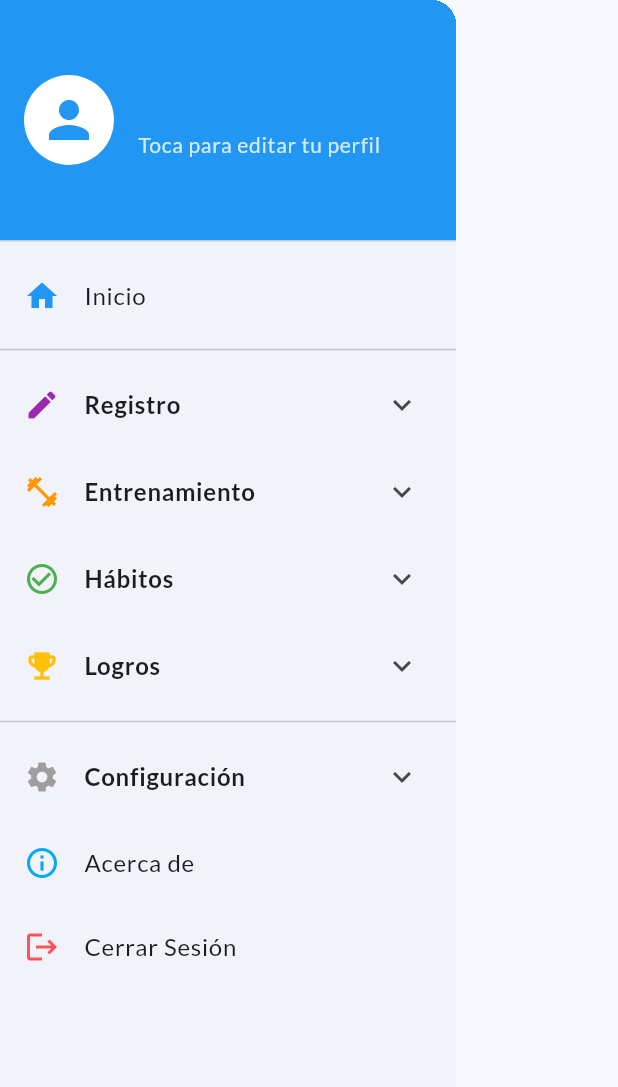
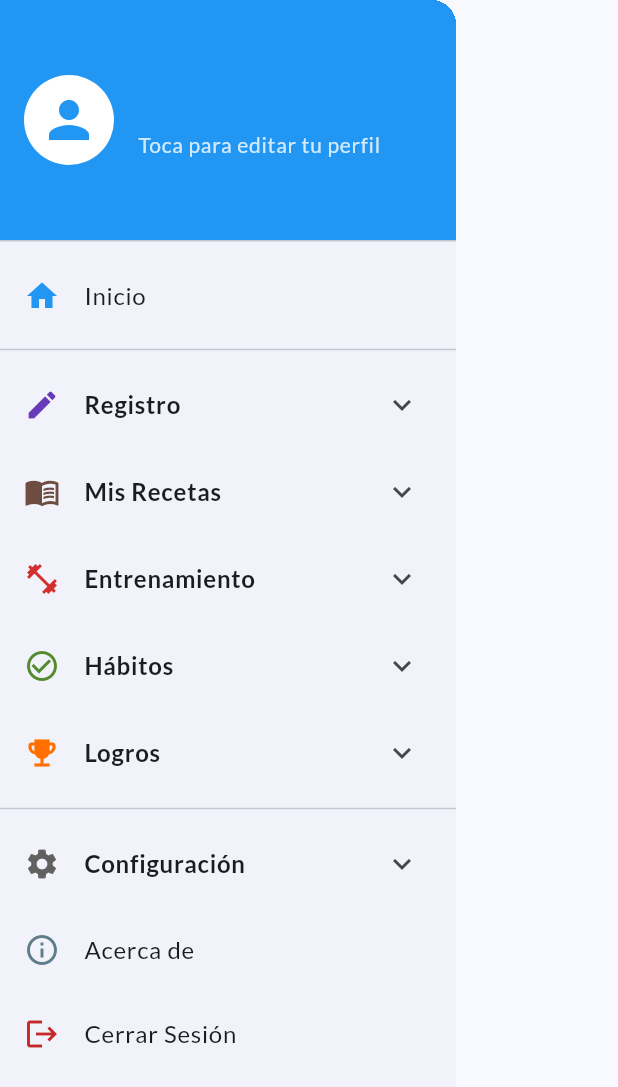
Before and after one commit to dchrb28-netizen/msa_nuevo, a Flutter app: the DrawerMenu widget shown alone on an empty page, opened directly, on a phone screen of 412 x 824 dp. Shown: the top 1087 px of the screen. Run offline on Flutter 3.47's test engine with Material 3 defaults, Android fonts, the phone set to English and light mode, and no system bars; our stand-ins replace flutter_colorpicker, google_fonts, hive, hive_flutter, percent_indicator, rive and 2 more; accounts and stored records are empty.

Commit message:
Respaldo inicial del proyecto

```diff
--- a/lib/widgets/drawer_menu.dart
+++ b/lib/widgets/drawer_menu.dart
@@ -1,3 +1,4 @@
+
 import 'package:flutter/material.dart';
 import 'package:google_fonts/google_fonts.dart';
 import 'package:myapp/providers/theme_provider.dart';
@@ -9,6 +10,8 @@ import 'package:myapp/screens/habits/reminders_screen.dart';
 import 'package:myapp/screens/logs_screen.dart';
 import 'package:myapp/screens/main_screen.dart';
 import 'package:myapp/screens/profile_screen.dart';
+import 'package:myapp/screens/recipes/add_recipe_screen.dart';
+import 'package:myapp/screens/recipes/recipes_screen.dart';
 import 'package:myapp/screens/settings/about_screen.dart';
 import 'package:myapp/screens/settings/caloric_goals_screen.dart';
 import 'package:myapp/screens/settings/theme_settings_screen.dart';
@@ -101,53 +104,63 @@ class DrawerMenu extends StatelessWidget {
           _buildExpansionTile(context,
             title: 'Registro',
             icon: Icons.edit,
-            iconColor: Colors.purple,
+            iconColor: Colors.deepPurple,
             children: [
-              buildListTile(context, icon: Icons.water_drop, iconColor: Colors.blue.shade300, title: 'Ingesta de Agua', destination: const LogsScreen(initialTabIndex: 0)),
-              buildListTile(context, icon: Icons.fastfood, iconColor: Colors.orange.shade300, title: 'Comidas', destination: const LogsScreen(initialTabIndex: 1)),
-              buildListTile(context, icon: Icons.straighten, iconColor: Colors.green.shade300, title: 'Medidas', destination: const LogsScreen(initialTabIndex: 2)),
+              buildListTile(context, icon: Icons.water_drop, iconColor: Colors.blue, title: 'Ingesta de Agua', destination: const LogsScreen(initialTabIndex: 0)),
+              buildListTile(context, icon: Icons.fastfood, iconColor: Colors.yellow[700]!, title: 'Comidas', destination: const LogsScreen(initialTabIndex: 1)),
+              buildListTile(context, icon: Icons.straighten, iconColor: Colors.teal, title: 'Medidas', destination: const LogsScreen(initialTabIndex: 2)),
+            ]
+          ),
+           _buildExpansionTile(context,
+            title: 'Mis Recetas',
+            icon: Icons.menu_book,
+            iconColor: Colors.brown[600]!,
+            children: [
+              buildListTile(context, icon: Icons.receipt_long, iconColor: Colors.orange[800]!, title: 'Recetas', destination: const RecipesScreen(initialTabIndex: 0)),
+              buildListTile(context, icon: Icons.favorite, iconColor: Colors.red[400]!, title: 'Recetas Favoritas', destination: const RecipesScreen(initialTabIndex: 1)),
+              buildListTile(context, icon: Icons.add_circle, iconColor: Colors.green[600]!, title: 'Añadir Receta', destination: const AddRecipeScreen()),
             ]
           ),
           _buildExpansionTile(context,
             title: 'Entrenamiento',
             icon: Icons.fitness_center,
-            iconColor: Colors.orange,
+            iconColor: Colors.red[700]!,
             children: [
-              buildListTile(context, icon: Icons.directions_run, iconColor: Colors.orange.shade300, title: 'Ejercicios', destination: const ExercisesScreen()),
-              buildListTile(context, icon: Icons.library_books, iconColor: Colors.orange.shade300, title: 'Biblioteca de Ejercicios', destination: const ExerciseLibraryScreen()),
+              buildListTile(context, icon: Icons.directions_run, iconColor: Colors.cyan[600]!, title: 'Ejercicios', destination: const ExercisesScreen()),
+              buildListTile(context, icon: Icons.library_books, iconColor: Colors.indigo[400]!, title: 'Biblioteca de Ejercicios', destination: const ExerciseLibraryScreen()),
             ]
           ),
           _buildExpansionTile(context,
             title: 'Hábitos',
             icon: Icons.check_circle_outline,
-            iconColor: Colors.green,
+            iconColor: Colors.lightGreen[800]!,
             children: [
-              buildListTile(context, icon: Icons.notifications, iconColor: Colors.green.shade300, title: 'Recordatorios', destination: const RemindersScreen()),
-              buildListTile(context, icon: Icons.hourglass_empty, iconColor: Colors.green.shade300, title: 'Ayuno Intermitente', destination: const IntermittentFastingScreen()),
+              buildListTile(context, icon: Icons.notifications, iconColor: Colors.amber[600]!, title: 'Recordatorios', destination: const RemindersScreen()),
+              buildListTile(context, icon: Icons.hourglass_empty, iconColor: Colors.lime[700]!, title: 'Ayuno Intermitente', destination: const IntermittentFastingScreen()),
             ]
           ),
           _buildExpansionTile(context,
             title: 'Logros',
             icon: Icons.emoji_events,
-            iconColor: Colors.amber,
+            iconColor: Colors.amber[900]!,
             children: [
-              buildListTile(context, icon: Icons.card_giftcard, iconColor: Colors.amber.shade300, title: 'Recompensas', destination: const RewardsScreen()),
-              buildListTile(context, icon: Icons.flag, iconColor: Colors.amber.shade300, title: 'Objetivos', destination: const ObjectivesScreen()),
+              buildListTile(context, icon: Icons.card_giftcard, iconColor: Colors.yellow[600]!, title: 'Recompensas', destination: const RewardsScreen()),
+              buildListTile(context, icon: Icons.flag, iconColor: Colors.deepOrange[400]!, title: 'Objetivos', destination: const ObjectivesScreen()),
             ]
           ),
           const Divider(),
           _buildExpansionTile(context,
             title: 'Configuración',
             icon: Icons.settings,
-            iconColor: Colors.grey,
+            iconColor: Colors.grey[700]!,
             children: [
-               buildListTile(context, icon: Icons.pie_chart, iconColor: Colors.blueGrey, title: 'Metas Calóricas', destination: const CaloricGoalsScreen()),
-               buildListTile(context, icon: Icons.monitor_weight, iconColor: Colors.blueGrey, title: 'Objetivos de Peso', destination: const WeightGoalsScreen()),
-               buildListTile(context, icon: Icons.palette, iconColor: Colors.blueGrey, title: 'Temas', destination: const PantallaTemas()),
+               buildListTile(context, icon: Icons.pie_chart, iconColor: Colors.pink[300]!, title: 'Metas Calóricas', destination: const CaloricGoalsScreen()),
+               buildListTile(context, icon: Icons.monitor_weight, iconColor: Colors.lightBlue[400]!, title: 'Objetivos de Peso', destination: const WeightGoalsScreen()),
+               buildListTile(context, icon: Icons.palette, iconColor: Colors.purple[300]!, title: 'Temas', destination: const PantallaTemas()),
             ]
           ),
           ListTile(
-            leading: const Icon(Icons.info_outline, color: Colors.lightBlue),
+            leading: Icon(Icons.info_outline, color: Colors.blueGrey[500]!),
             title: Text('Acerca de', style: GoogleFonts.lato()),
             onTap: () {
                 Navigator.pop(context);
@@ -155,7 +168,7 @@ class DrawerMenu extends StatelessWidget {
             },
           ),
             ListTile(
-            leading: const Icon(Icons.logout, color: Colors.redAccent),
+            leading: Icon(Icons.logout, color: Colors.red[800]!),
             title: Text('Cerrar Sesión', style: GoogleFonts.lato()),
             onTap: () {
               userProvider.logout();
```
Also changed, not shown: lib/screens/recipes/add_recipe_screen.dart (added, +18 -0 lines), lib/screens/recipes/favorite_recipes_screen.dart (added, +13 -0 lines), lib/screens/recipes/recipe_list_screen.dart (added, +13 -0 lines), lib/screens/recipes/recipes_screen.dart (added, +62 -0 lines), 1 other file.
